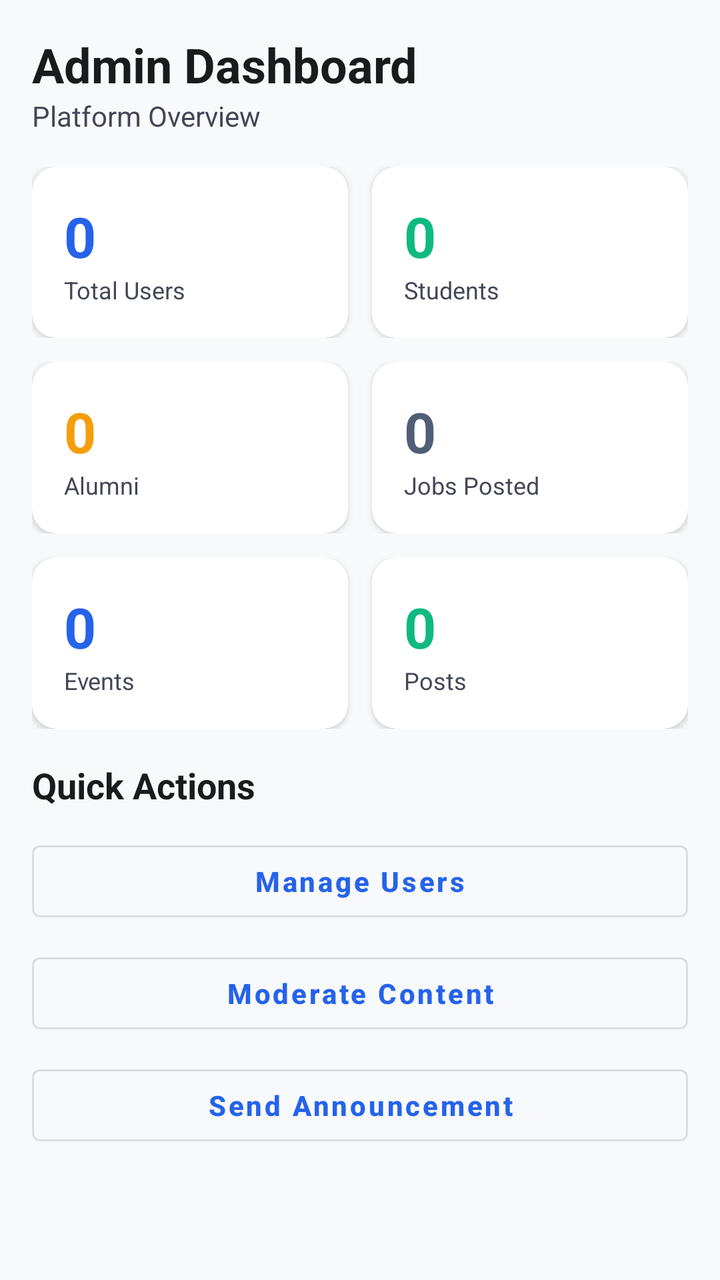
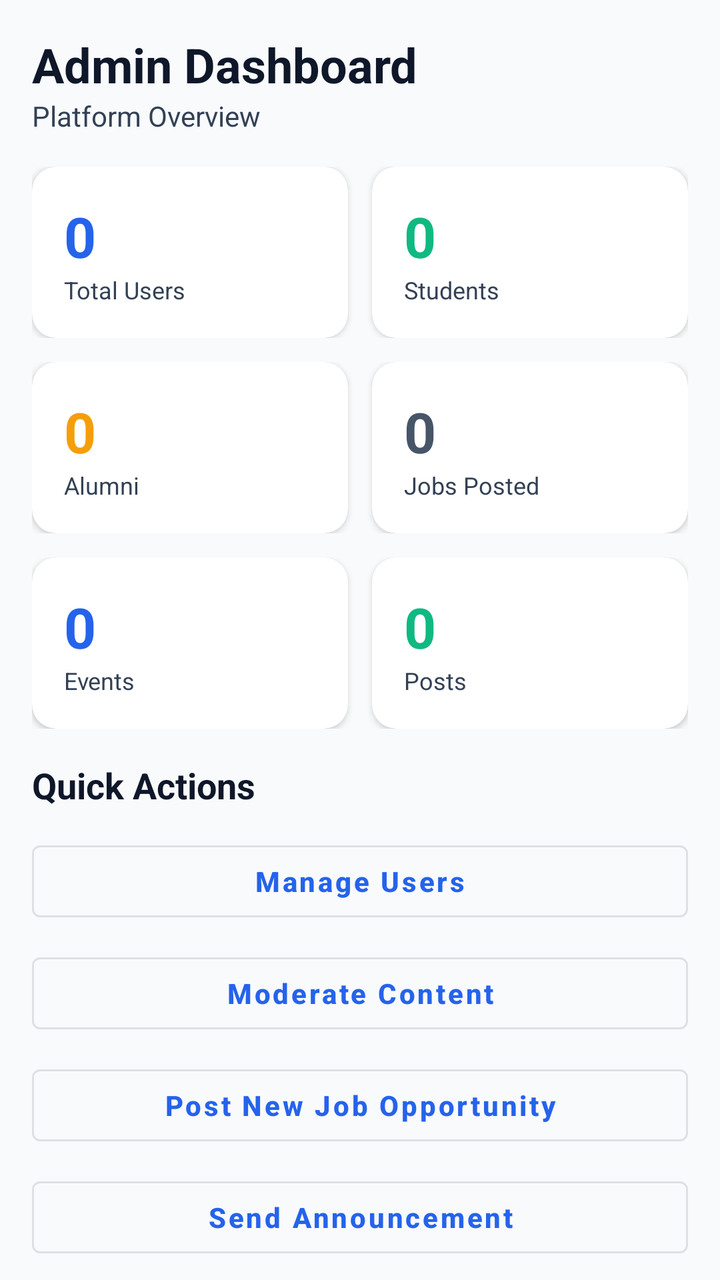

The first picture is an Android layout as it rendered before a commit; the second is the same layout after the commit. The layout source and the unified diff follow.
<!-- AndroidManifest.xml: application theme Theme.AlumniConnect -->
<!-- res/layout/fragment_admin_home.xml -->
<?xml version="1.0" encoding="utf-8"?>
<androidx.core.widget.NestedScrollView xmlns:android="http://schemas.android.com/apk/res/android"
    android:layout_width="match_parent"
    android:layout_height="match_parent"
    android:background="@color/background">

    <LinearLayout
        android:layout_width="match_parent"
        android:layout_height="wrap_content"
        android:orientation="vertical"
        android:padding="16dp">

        <TextView
            android:id="@+id/tvAdminWelcome"
            android:layout_width="match_parent"
            android:layout_height="wrap_content"
            android:text="Admin Dashboard"
            android:textSize="24sp"
            android:textStyle="bold"
            android:textColor="@color/on_background" />

        <TextView
            android:id="@+id/tvAdminSubtitle"
            android:layout_width="match_parent"
            android:layout_height="wrap_content"
            android:text="Platform Overview"
            android:textSize="14sp"
            android:textColor="@color/on_surface_variant"
            android:layout_marginBottom="16dp" />

        
        <LinearLayout
            android:layout_width="match_parent"
            android:layout_height="wrap_content"
            android:orientation="horizontal"
            android:layout_marginBottom="12dp">

            <com.google.android.material.card.MaterialCardView
                android:layout_width="0dp"
                android:layout_height="wrap_content"
                android:layout_weight="1"
                android:layout_marginEnd="6dp"
                app:cardCornerRadius="12dp"
                app:cardElevation="2dp"
                xmlns:app="http://schemas.android.com/apk/res-auto">
                <LinearLayout
                    android:layout_width="match_parent"
                    android:layout_height="wrap_content"
                    android:orientation="vertical"
                    android:padding="16dp">
                    <TextView
                        android:id="@+id/tvTotalUsers"
                        android:layout_width="wrap_content"
                        android:layout_height="wrap_content"
                        android:text="0"
                        android:textSize="28sp"
                        android:textStyle="bold"
                        android:textColor="@color/primary" />
                    <TextView
                        android:layout_width="wrap_content"
                        android:layout_height="wrap_content"
                        android:text="Total Users"
                        android:textSize="12sp"
                        android:textColor="@color/on_surface_variant" />
                </LinearLayout>
            </com.google.android.material.card.MaterialCardView>

            <com.google.android.material.card.MaterialCardView
                android:layout_width="0dp"
                android:layout_height="wrap_content"
                android:layout_weight="1"
                android:layout_marginStart="6dp"
                app:cardCornerRadius="12dp"
                app:cardElevation="2dp"
                xmlns:app="http://schemas.android.com/apk/res-auto">
                <LinearLayout
                    android:layout_width="match_parent"
                    android:layout_height="wrap_content"
                    android:orientation="vertical"
                    android:padding="16dp">
                    <TextView
                        android:id="@+id/tvTotalStudents"
                        android:layout_width="wrap_content"
                        android:layout_height="wrap_content"
                        android:text="0"
                        android:textSize="28sp"
                        android:textStyle="bold"
                        android:textColor="@color/success" />
                    <TextView
                        android:layout_width="wrap_content"
                        android:layout_height="wrap_content"
                        android:text="Students"
                        android:textSize="12sp"
                        android:textColor="@color/on_surface_variant" />
                </LinearLayout>
            </com.google.android.material.card.MaterialCardView>
        </LinearLayout>

        
        <LinearLayout
            android:layout_width="match_parent"
            android:layout_height="wrap_content"
            android:orientation="horizontal"
            android:layout_marginBottom="12dp">

            <com.google.android.material.card.MaterialCardView
                android:layout_width="0dp"
                android:layout_height="wrap_content"
                android:layout_weight="1"
                android:layout_marginEnd="6dp"
                app:cardCornerRadius="12dp"
                app:cardElevation="2dp"
                xmlns:app="http://schemas.android.com/apk/res-auto">
                <LinearLayout
                    android:layout_width="match_parent"
                    android:layout_height="wrap_content"
                    android:orientation="vertical"
                    android:padding="16dp">
                    <TextView
                        android:id="@+id/tvTotalAlumni"
                        android:layout_width="wrap_content"
                        android:layout_height="wrap_content"
                        android:text="0"
                        android:textSize="28sp"
                        android:textStyle="bold"
                        android:textColor="@color/warning" />
                    <TextView
                        android:layout_width="wrap_content"
                        android:layout_height="wrap_content"
                        android:text="Alumni"
                        android:textSize="12sp"
                        android:textColor="@color/on_surface_variant" />
                </LinearLayout>
            </com.google.android.material.card.MaterialCardView>

            <com.google.android.material.card.MaterialCardView
                android:layout_width="0dp"
                android:layout_height="wrap_content"
                android:layout_weight="1"
                android:layout_marginStart="6dp"
                app:cardCornerRadius="12dp"
                app:cardElevation="2dp"
                xmlns:app="http://schemas.android.com/apk/res-auto">
                <LinearLayout
                    android:layout_width="match_parent"
                    android:layout_height="wrap_content"
                    android:orientation="vertical"
                    android:padding="16dp">
                    <TextView
                        android:id="@+id/tvTotalJobs"
                        android:layout_width="wrap_content"
                        android:layout_height="wrap_content"
                        android:text="0"
                        android:textSize="28sp"
                        android:textStyle="bold"
                        android:textColor="@color/secondary" />
                    <TextView
                        android:layout_width="wrap_content"
                        android:layout_height="wrap_content"
                        android:text="Jobs Posted"
                        android:textSize="12sp"
                        android:textColor="@color/on_surface_variant" />
                </LinearLayout>
            </com.google.android.material.card.MaterialCardView>
        </LinearLayout>

        
        <LinearLayout
            android:layout_width="match_parent"
            android:layout_height="wrap_content"
            android:orientation="horizontal"
            android:layout_marginBottom="16dp">

            <com.google.android.material.card.MaterialCardView
                android:layout_width="0dp"
                android:layout_height="wrap_content"
                android:layout_weight="1"
                android:layout_marginEnd="6dp"
                app:cardCornerRadius="12dp"
                app:cardElevation="2dp"
                xmlns:app="http://schemas.android.com/apk/res-auto">
                <LinearLayout
                    android:layout_width="match_parent"
                    android:layout_height="wrap_content"
                    android:orientation="vertical"
                    android:padding="16dp">
                    <TextView
                        android:id="@+id/tvTotalEvents"
                        android:layout_width="wrap_content"
                        android:layout_height="wrap_content"
                        android:text="0"
                        android:textSize="28sp"
                        android:textStyle="bold"
                        android:textColor="@color/primary" />
                    <TextView
                        android:layout_width="wrap_content"
                        android:layout_height="wrap_content"
                        android:text="Events"
                        android:textSize="12sp"
                        android:textColor="@color/on_surface_variant" />
                </LinearLayout>
            </com.google.android.material.card.MaterialCardView>

            <com.google.android.material.card.MaterialCardView
                android:layout_width="0dp"
                android:layout_height="wrap_content"
                android:layout_weight="1"
                android:layout_marginStart="6dp"
                app:cardCornerRadius="12dp"
                app:cardElevation="2dp"
                xmlns:app="http://schemas.android.com/apk/res-auto">
                <LinearLayout
                    android:layout_width="match_parent"
                    android:layout_height="wrap_content"
                    android:orientation="vertical"
                    android:padding="16dp">
                    <TextView
                        android:id="@+id/tvTotalPosts"
                        android:layout_width="wrap_content"
                        android:layout_height="wrap_content"
                        android:text="0"
                        android:textSize="28sp"
                        android:textStyle="bold"
                        android:textColor="@color/success" />
                    <TextView
                        android:layout_width="wrap_content"
                        android:layout_height="wrap_content"
                        android:text="Posts"
                        android:textSize="12sp"
                        android:textColor="@color/on_surface_variant" />
                </LinearLayout>
            </com.google.android.material.card.MaterialCardView>
        </LinearLayout>

        
        <TextView
            android:layout_width="match_parent"
            android:layout_height="wrap_content"
            android:text="Quick Actions"
            android:textSize="18sp"
            android:textStyle="bold"
            android:textColor="@color/on_background"
            android:layout_marginBottom="12dp" />

        <com.google.android.material.button.MaterialButton
            android:id="@+id/btnManageUsers"
            android:layout_width="match_parent"
            android:layout_height="wrap_content"
            android:text="Manage Users"
            android:layout_marginBottom="8dp"
            style="@style/Widget.MaterialComponents.Button.OutlinedButton" />

        <com.google.android.material.button.MaterialButton
            android:id="@+id/btnModerateContent"
            android:layout_width="match_parent"
            android:layout_height="wrap_content"
            android:text="Moderate Content"
            android:layout_marginBottom="8dp"
            style="@style/Widget.MaterialComponents.Button.OutlinedButton" />

        <com.google.android.material.button.MaterialButton
            android:id="@+id/btnSendAnnouncement"
            android:layout_width="match_parent"
            android:layout_height="wrap_content"
            android:text="Send Announcement"
            android:layout_marginBottom="8dp"
            style="@style/Widget.MaterialComponents.Button.OutlinedButton" />

    </LinearLayout>
</androidx.core.widget.NestedScrollView>
<!-- resources referenced by this layout -->
<resources>
  <color name="background">#F8F9FB</color>
  <color name="on_background">#191C1E</color>
  <color name="on_surface_variant">#434655</color>
  <color name="primary">#2563EB</color>
  <color name="secondary">#505F76</color>
  <color name="success">#10B981</color>
  <color name="warning">#F59E0B</color>
  <style name="Theme.AlumniConnect" parent="Theme.MaterialComponents.DayNight.NoActionBar">
          
          <item name="colorPrimary">@color/primary</item>
          <item name="colorPrimaryVariant">@color/primary_variant</item>
          <item name="colorOnPrimary">@color/on_primary</item>
          
          
          <item name="colorSecondary">@color/secondary</item>
          <item name="colorSecondaryVariant">@color/secondary_variant</item>
          <item name="colorOnSecondary">@color/on_secondary</item>
          
          
          <item name="android:statusBarColor">@color/primary</item>
          <item name="android:windowLightStatusBar">false</item>
          
          
          <item name="android:windowBackground">@color/background</item>
          <item name="colorSurface">@color/surface</item>
          <item name="colorOnSurface">@color/on_surface</item>
  
          
          <item name="materialButtonStyle">@style/Widget.AlumniConnect.Button</item>
          <item name="textInputStyle">@style/Widget.AlumniConnect.TextInputLayout</item>
      </style>
  <color name="primary_variant">#004AC6</color>
  <color name="on_primary">#FFFFFF</color>
  <color name="secondary_variant">#38485D</color>
  <color name="on_secondary">#FFFFFF</color>
  <color name="surface">#FFFFFF</color>
  <color name="on_surface">#191C1E</color>
  <style name="Widget.AlumniConnect.Button" parent="Widget.MaterialComponents.Button">
          <item name="cornerRadius">12dp</item>
          <item name="android:paddingTop">12dp</item>
          <item name="android:paddingBottom">12dp</item>
          <item name="android:textAllCaps">false</item>
          <item name="android:textStyle">bold</item>
      </style>
  <style name="Widget.AlumniConnect.TextInputLayout" parent="Widget.MaterialComponents.TextInputLayout.OutlinedBox">
          <item name="boxCornerRadiusTopStart">12dp</item>
          <item name="boxCornerRadiusTopEnd">12dp</item>
          <item name="boxCornerRadiusBottomStart">12dp</item>
          <item name="boxCornerRadiusBottomEnd">12dp</item>
          <item name="boxStrokeColor">@color/primary</item>
      </style>
</resources>

<!-- the commit's change to res/layout/fragment_admin_home.xml (unified diff, before → after) -->
@@ -259,6 +259,14 @@
             style="@style/Widget.MaterialComponents.Button.OutlinedButton" />
 
         <com.google.android.material.button.MaterialButton
+            android:id="@+id/btnCreateJob"
+            android:layout_width="match_parent"
+            android:layout_height="wrap_content"
+            android:text="Post New Job Opportunity"
+            android:layout_marginBottom="8dp"
+            style="@style/Widget.MaterialComponents.Button.OutlinedButton" />
+
+        <com.google.android.material.button.MaterialButton
             android:id="@+id/btnSendAnnouncement"
             android:layout_width="match_parent"
             android:layout_height="wrap_content"
<!-- resource entries referenced after the edit -->
@@ -1,13 +1,13 @@
 <!-- resources referenced by this layout -->
 <resources>
-  <color name="background">#F8F9FB</color>
-  <color name="on_background">#191C1E</color>
-  <color name="on_surface_variant">#434655</color>
+  <color name="background">#F8FAFC</color>
+  <color name="on_background">#0F172A</color>
+  <color name="on_surface_variant">#334155</color>
   <color name="primary">#2563EB</color>
-  <color name="secondary">#505F76</color>
+  <color name="secondary">#475569</color>
   <color name="success">#10B981</color>
   <color name="warning">#F59E0B</color>
-  <style name="Theme.AlumniConnect" parent="Theme.MaterialComponents.DayNight.NoActionBar">
+  <style name="Theme.AlumniConnect" parent="Theme.MaterialComponents.Light.NoActionBar">
           
           <item name="colorPrimary">@color/primary</item>
           <item name="colorPrimaryVariant">@color/primary_variant</item>
@@ -26,17 +26,29 @@
           <item name="android:windowBackground">@color/background</item>
           <item name="colorSurface">@color/surface</item>
           <item name="colorOnSurface">@color/on_surface</item>
+          <item name="android:textColor">@color/on_background</item>
+          <item name="android:textColorPrimary">@color/on_background</item>
+          <item name="android:textColorSecondary">@color/on_surface_variant</item>
+  
+          
+          <item name="editTextColor">@color/input_text</item>
+          <item name="android:textColorHint">@color/input_hint</item>
+  
+          
+          <item name="cardBackgroundColor">@color/surface</item>
   
           
           <item name="materialButtonStyle">@style/Widget.AlumniConnect.Button</item>
           <item name="textInputStyle">@style/Widget.AlumniConnect.TextInputLayout</item>
       </style>
-  <color name="primary_variant">#004AC6</color>
+  <color name="primary_variant">#1D4ED8</color>
   <color name="on_primary">#FFFFFF</color>
-  <color name="secondary_variant">#38485D</color>
+  <color name="secondary_variant">#334155</color>
   <color name="on_secondary">#FFFFFF</color>
   <color name="surface">#FFFFFF</color>
-  <color name="on_surface">#191C1E</color>
+  <color name="on_surface">#1E293B</color>
+  <color name="input_text">#0F172A</color>
+  <color name="input_hint">#64748B</color>
   <style name="Widget.AlumniConnect.Button" parent="Widget.MaterialComponents.Button">
           <item name="cornerRadius">12dp</item>
           <item name="android:paddingTop">12dp</item>
@@ -50,6 +62,9 @@
           <item name="boxCornerRadiusBottomStart">12dp</item>
           <item name="boxCornerRadiusBottomEnd">12dp</item>
           <item name="boxStrokeColor">@color/primary</item>
+          <item name="boxBackgroundColor">@color/surface</item>
+          <item name="hintTextColor">@color/primary</item>
+          <item name="android:textColorHint">@color/input_hint</item>
       </style>
 </resources>
 
